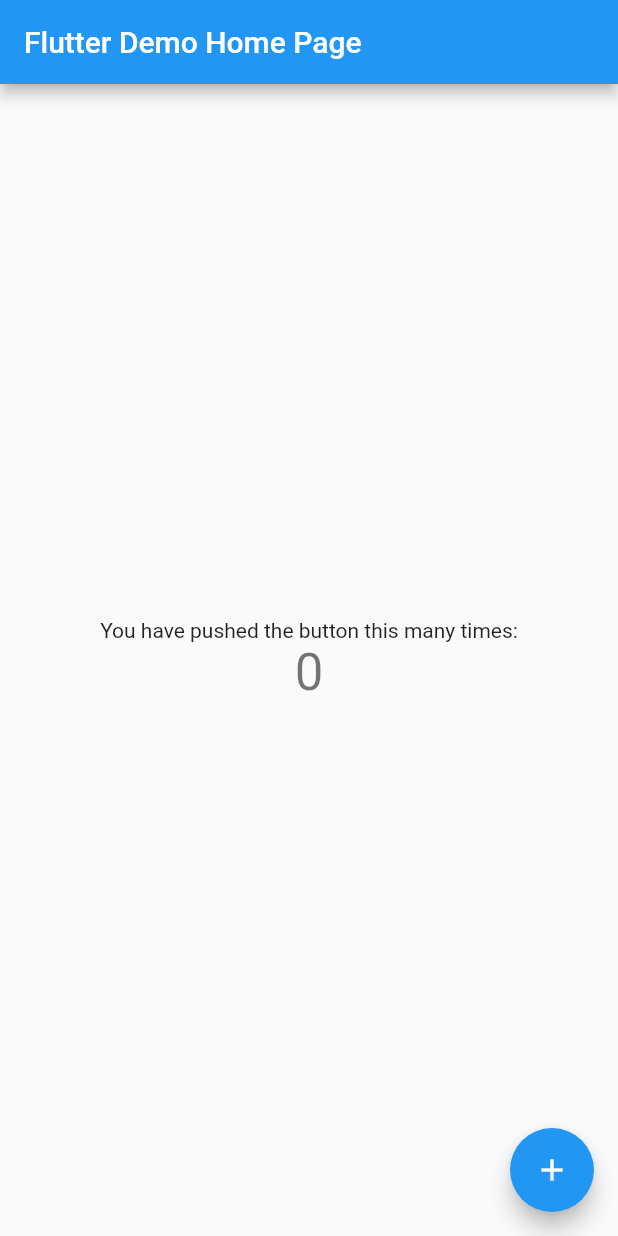
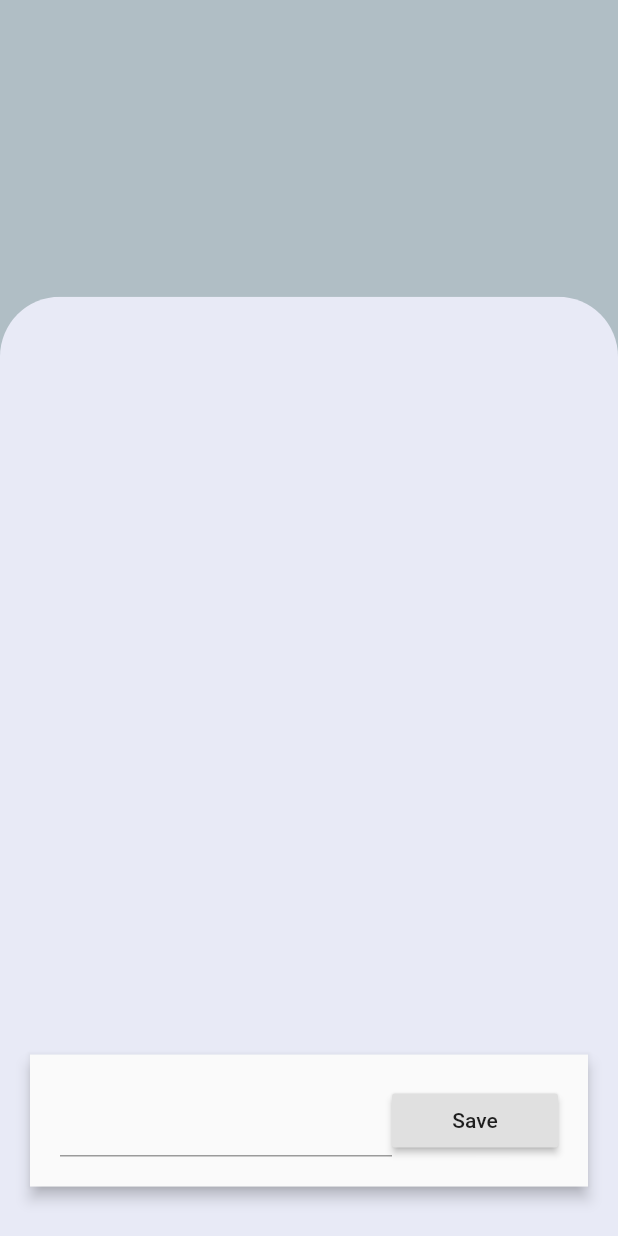
Before and after one commit to MWANGIKENNEDY/Flutter-Bloc-Backend, a Flutter app: the screen it shows after launch, on a phone screen of 412 x 824 dp. Run offline on Flutter 3.47's test engine with Material 2 defaults, Android fonts, the phone set to English and light mode, and no system bars.

Commit message:
Added Stack,Positioned and bottomSection widgets

```diff
--- a/lib/main.dart
+++ b/lib/main.dart
@@ -1,117 +1,19 @@
+import 'package:flutter/cupertino.dart';
 import 'package:flutter/material.dart';
+import 'package:flutter_bloc_backend/pages/home_page.dart';
 
-void main() {
+main(){
   runApp(MyApp());
 }
 
-class MyApp extends StatelessWidget {
-  // This widget is the root of your application.
+class MyApp extends StatelessWidget{
   @override
   Widget build(BuildContext context) {
     return MaterialApp(
-      title: 'Flutter Demo',
-      theme: ThemeData(
-        // This is the theme of your application.
-        //
-        // Try running your application with "flutter run". You'll see the
-        // application has a blue toolbar. Then, without quitting the app, try
-        // changing the primarySwatch below to Colors.green and then invoke
-        // "hot reload" (press "r" in the console where you ran "flutter run",
-        // or simply save your changes to "hot reload" in a Flutter IDE).
-        // Notice that the counter didn't reset back to zero; the application
-        // is not restarted.
-        primarySwatch: Colors.blue,
-        // This makes the visual density adapt to the platform that you run
-        // the app on. For desktop platforms, the controls will be smaller and
-        // closer together (more dense) than on mobile platforms.
-        visualDensity: VisualDensity.adaptivePlatformDensity,
-      ),
-      home: MyHomePage(title: 'Flutter Demo Home Page'),
+      debugShowCheckedModeBanner: false,
+      title: "ListBloc",
+      home: HomePage(),
     );
   }
+
 }
-
-class MyHomePage extends StatefulWidget {
-  MyHomePage({Key key, this.title}) : super(key: key);
-
-  // This widget is the home page of your application. It is stateful, meaning
-  // that it has a State object (defined below) that contains fields that affect
-  // how it looks.
-
-  // This class is the configuration for the state. It holds the values (in this
-  // case the title) provided by the parent (in this case the App widget) and
-  // used by the build method of the State. Fields in a Widget subclass are
-  // always marked "final".
-
-  final String title;
-
-  @override
-  _MyHomePageState createState() => _MyHomePageState();
-}
-
-class _MyHomePageState extends State<MyHomePage> {
-  int _counter = 0;
-
-  void _incrementCounter() {
-    setState(() {
-      // This call to setState tells the Flutter framework that something has
-      // changed in this State, which causes it to rerun the build method below
-      // so that the display can reflect the updated values. If we changed
-      // _counter without calling setState(), then the build method would not be
-      // called again, and so nothing would appear to happen.
-      _counter++;
-    });
-  }
-
-  @override
-  Widget build(BuildContext context) {
-    // This method is rerun every time setState is called, for instance as done
-    // by the _incrementCounter method above.
-    //
-    // The Flutter framework has been optimized to make rerunning build methods
-    // fast, so that you can just rebuild anything that needs updating rather
-    // than having to individually change instances of widgets.
-    return Scaffold(
-      appBar: AppBar(
-        // Here we take the value from the MyHomePage object that was created by
-        // the App.build method, and use it to set our appbar title.
-        title: Text(widget.title),
-      ),
-      body: Center(
-        // Center is a layout widget. It takes a single child and positions it
-        // in the middle of the parent.
-        child: Column(
-          // Column is also a layout widget. It takes a list of children and
-          // arranges them vertically. By default, it sizes itself to fit its
-          // children horizontally, and tries to be as tall as its parent.
-          //
-          // Invoke "debug painting" (press "p" in the console, choose the
-          // "Toggle Debug Paint" action from the Flutter Inspector in Android
-          // Studio, or the "Toggle Debug Paint" command in Visual Studio Code)
-          // to see the wireframe for each widget.
-          //
-          // Column has various properties to control how it sizes itself and
-          // how it positions its children. Here we use mainAxisAlignment to
-          // center the children vertically; the main axis here is the vertical
-          // axis because Columns are vertical (the cross axis would be
-          // horizontal).
-          mainAxisAlignment: MainAxisAlignment.center,
-          children: <Widget>[
-            Text(
-              'You have pushed the button this many times:',
-            ),
-            Text(
-              '$_counter',
-              style: Theme.of(context).textTheme.headline4,
-            ),
-          ],
-        ),
-      ),
-      floatingActionButton: FloatingActionButton(
-        onPressed: _incrementCounter,
-        tooltip: 'Increment',
-        child: Icon(Icons.add),
-      ), // This trailing comma makes auto-formatting nicer for build methods.
-    );
-  }
-}
--- /dev/null
+++ b/lib/pages/home_page.dart
@@ -0,0 +1,48 @@
+import 'package:flutter/cupertino.dart';
+import 'package:flutter/material.dart';
+import 'package:flutter_bloc_backend/widgets/bottom_widget.dart';
+
+class HomePage extends StatelessWidget{
+  @override
+  Widget build(BuildContext context) {
+    var height=MediaQuery.of(context).size.height;
+    // TODO: implement build
+    return Scaffold(
+      body: Stack(
+        children: [
+          Positioned(
+            top: 0,
+            right: 0,
+            left: 0,
+            height: height*0.3,
+            child: Container(
+              color: const Color(0xFFB0BEC5),
+            ),
+
+          ),
+          Positioned(
+            top: height*0.24,
+            left: 0,
+            right: 0,
+            child: ClipRRect(
+              borderRadius: BorderRadius.vertical(top: Radius.circular(40.0)),
+              child: Container(
+                height: height*0.76,
+                color: const Color(0xFFE8EAF6),
+              ),
+            ),
+          ),
+          Positioned(
+            bottom: height*0.04,
+            left: 0,
+            right: 0,
+            child: Container(
+              child: bottomSection(),
+            ),
+          )
+        ],
+      ),
+    );
+  }
+
+}
--- /dev/null
+++ b/lib/widgets/bottom_widget.dart
@@ -0,0 +1,29 @@
+import 'package:flutter/cupertino.dart';
+import 'package:flutter/material.dart';
+
+Widget bottomSection(){
+  return Container(
+    margin: EdgeInsets.symmetric(horizontal: 20.0),
+    child: Material(
+      elevation: 4,
+      child: Padding(
+        padding: const EdgeInsets.all(20.0),
+        child: Row(
+          mainAxisAlignment: MainAxisAlignment.spaceEvenly,
+          children: [
+            Expanded(
+              flex: 2,
+              child: TextField(),
+            ),
+            Expanded(
+              child: RaisedButton(
+                onPressed: ()=>{},
+                child: Text("Save"),
+              ),
+            )
+          ],
+        ),
+      ),
+    ),
+  );
+}
--- a/pubspec.yaml
+++ b/pubspec.yaml
@@ -23,6 +23,8 @@ environment:
 dependencies:
   flutter:
     sdk: flutter
+  bloc: ^6.0.0
+  flutter_bloc: ^6.0.0
 
 
   # The following adds the Cupertino Icons font to your application.
```
Also changed, not shown: pubspec.lock.
